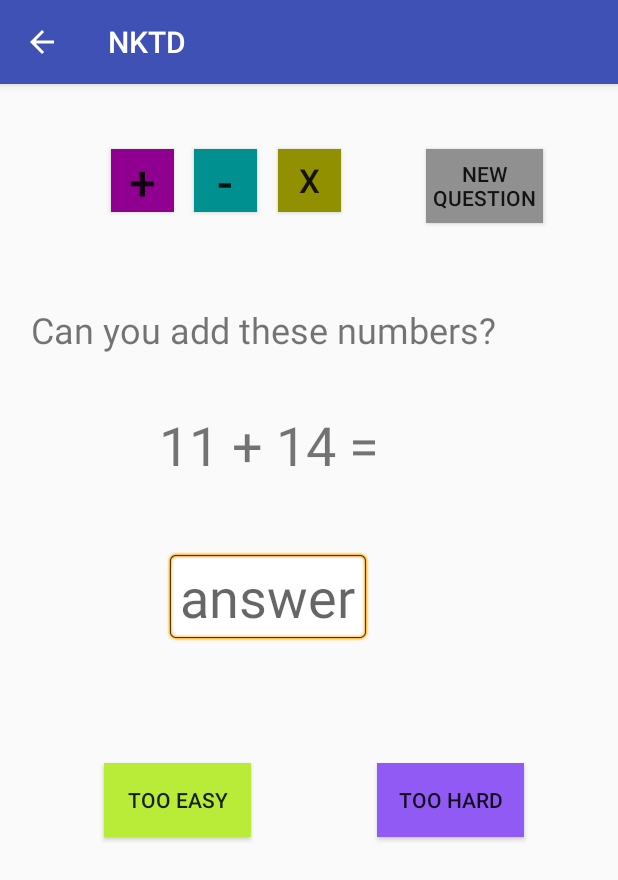
After one commit to katlilly/nktd, an Android app: the TeragramActivity screen opened directly, with no data from a screen before it, on a phone screen of 412 x 824 dp. The commit adds this screen. Shown: the top 880 px of the screen. Run offline under Robolectric (Android 15) with nearby library versions, the light colour scheme and no system bars.

Commit message:
successfully inserted teragram into app

```diff
--- a/app/src/main/AndroidManifest.xml
+++ b/app/src/main/AndroidManifest.xml
@@ -22,7 +22,7 @@
                 android:name="android.support.PARENT_ACTIVITY"
                 android:value=".MainActivity" />
         </activity>
-        <activity android:name=".Game2Activity"
+        <activity android:name=".TeragramActivity"
             android:parentActivityName=".MainActivity">
             <meta-data
                 android:name="android.support.PARENT_ACTIVITY"
--- a/app/src/main/java/com/example/nathan/nktd/MainActivity.java
+++ b/app/src/main/java/com/example/nathan/nktd/MainActivity.java
@@ -4,7 +4,6 @@ import android.content.Intent;
 import android.support.v7.app.AppCompatActivity;
 import android.os.Bundle;
 import android.view.View;
-import android.widget.EditText;
 
 public class MainActivity extends AppCompatActivity {
     public static final String EXTRA_MESSAGE = "com.example.nathan.nktd.MESSAGE";
@@ -21,7 +20,7 @@ public class MainActivity extends AppCompatActivity {
     }
 
     public void openG2(View view){
-        Intent intent = new Intent(this, Game2Activity.class);
+        Intent intent = new Intent(this, TeragramActivity.class);
         startActivity(intent);
     }
 
--- /dev/null
+++ b/app/src/main/java/com/example/nathan/nktd/TeragramActivity.java
@@ -0,0 +1,200 @@
+package com.example.nathan.nktd;
+
+import android.support.v7.app.AppCompatActivity;
+import android.os.Bundle;
+import android.media.MediaPlayer;
+import android.os.Bundle;
+import android.provider.MediaStore;
+//import android.support.design.widget.FloatingActionButton;
+//import android.support.design.widget.Snackbar;
+import android.support.v7.app.AppCompatActivity;
+import android.support.v7.widget.Toolbar;
+import android.text.Editable;
+import android.view.KeyEvent;
+import android.view.View;
+import android.view.Menu;
+import android.view.MenuItem;
+import android.widget.Button;
+import android.widget.EditText;
+import android.widget.TextView;
+
+import java.util.Random;
+
+
+public class TeragramActivity extends AppCompatActivity {
+
+    String[] commands = new String[]{"too easy", "too hard", "new question"};
+
+    TextView question;
+    EditText answer;
+    TextView response;
+    int level = 1;
+    int maxLevel = 20;
+    int correctCount = 0;
+    int wrongCount = 0;
+
+    // first question will be addition
+    String operation = "+";
+
+    // get random numbers for initial question
+    Random rand = new Random();
+    int operand1 = rand.nextInt(5 + level * 20);
+    int operand2 = rand.nextInt(5 + level * 20);
+
+
+     public void setOperands() {
+        operand1 = rand.nextInt(5 + level * 20);
+        operand2 = rand.nextInt(5 + level * 20);
+        if (operand2 > operand1) {
+            int temp = operand1;
+            operand1 = operand2;
+            operand2 = temp;
+        }
+    }
+
+    public void clearAnswer() {
+        answer = (EditText) findViewById(R.id.answer);
+        answer.setText("");
+    }
+
+    // use this method when user asks for a different question
+    public void newQuestion() {
+        question = (TextView) findViewById(R.id.question);
+        setOperands();
+        question.setText("" + operand1 + " " + operation + " " + operand2 + " =");
+        response.setText("can you answer this one?");
+    }
+
+    // use this method after a correct question
+    public void nextQuestion() {
+        question = (TextView) findViewById(R.id.question);
+        setOperands();
+        question.setText("" + operand1 + " " + operation + " " + operand2 + " =");
+        // don't remove "correct" message unless new question is explicitly asked for
+    }
+
+
+    @Override
+    protected void onCreate(Bundle savedInstanceState) {
+        super.onCreate(savedInstanceState);
+        setContentView(R.layout.activity_teragram);
+
+        final MediaPlayer correctSound = MediaPlayer.create(this, R.raw.correct);
+        final MediaPlayer tryagainSound = MediaPlayer.create(this, R.raw.tryagain);
+
+        // create references to the text elements and buttons
+        question = (TextView) findViewById(R.id.question);
+        answer = (EditText) findViewById(R.id.answer);
+        response = (TextView) findViewById(R.id.response);
+        //answer.setText(numyesSounds);
+        // set the first question
+        question.setText("" + operand1 + " " + operation + " " + operand2 + " =");
+
+        answer.setOnKeyListener(new View.OnKeyListener() {
+            @Override
+            public boolean onKey(View v, int keyCode, KeyEvent event) {
+                if ((event.getAction() == KeyEvent.ACTION_DOWN) &&
+                        (keyCode == KeyEvent.KEYCODE_ENTER)) {
+
+                    int correctAnswer = 0;
+                    if (operation == "+") correctAnswer = operand1 + operand2;
+                    else if (operation == "-") correctAnswer = operand1 - operand2;
+                    else if (operation == "*") correctAnswer = operand1 * operand2;
+
+                    try {
+                        int submittedAnswer = Integer.parseInt(answer.getText().toString());
+                        if (submittedAnswer == correctAnswer) {
+                            response.setText("correct!");
+                            correctSound.start();
+                            correctCount++;
+                            wrongCount = 0;
+                            if (correctCount == 10) {
+                                level++;
+                                correctCount = 0;
+                            }
+                            clearAnswer();
+                            nextQuestion();
+                        } else {
+                            response.setText("try again");
+                            tryagainSound.start();
+                            wrongCount++;
+                            correctCount = 0;
+                            if (wrongCount == 2) {
+                                level--;
+                                wrongCount = 0;
+                            }
+                            clearAnswer();
+                        }
+                    } catch (NumberFormatException e) {
+                        response.setText("try again");
+                        // shouldn't need to do anything here
+                        // do nothing in the case that there is no answer to submit
+                    }
+                    return true;
+                }
+                return false;
+            }
+        }); // end answer listener
+
+        Button newQuestion = (Button) findViewById(R.id.newQuestion);
+        newQuestion.setOnClickListener(new View.OnClickListener() {
+            @Override
+            public void onClick(View view) {
+                newQuestion();
+            }
+        });
+
+        Button tooEasy = (Button) findViewById(R.id.tooEasy);
+        tooEasy.setOnClickListener(new View.OnClickListener() {
+            @Override
+            public void onClick(View view) {
+                level++;
+                if (level > maxLevel) level = maxLevel;
+                newQuestion();
+                //operand1 = rand.nextInt(5 + level * 50);
+                //operand2 = rand.nextInt(5 + level * 50);
+                //question.setText("" + operand1 + " " + operation + " " + operand2 + " =");
+            }
+        });
+
+        Button tooHard = (Button) findViewById(R.id.tooHard);
+        tooHard.setOnClickListener(new View.OnClickListener() {
+            @Override
+            public void onClick(View view) {
+                level--;
+                if (level < 0) level = 0;
+                newQuestion();
+            }
+        });
+
+
+        Button plus = (Button) findViewById(R.id.plus);
+        plus.setOnClickListener(new View.OnClickListener() {
+            @Override
+            public void onClick(View view) {
+                operation = "+";
+                newQuestion();
+            }
+        });
+
+        Button minus = (Button) findViewById(R.id.minus);
+        minus.setOnClickListener(new View.OnClickListener() {
+            @Override
+            public void onClick(View view) {
+                operation = "-";
+                newQuestion();
+            }
+        });
+
+        Button times = (Button) findViewById(R.id.times);
+        times.setOnClickListener(new View.OnClickListener() {
+            @Override
+            public void onClick(View view) {
+                operation = "*";
+                newQuestion();
+            }
+        });
+
+
+    }
+}
--- /dev/null
+++ b/app/src/main/res/layout/activity_teragram.xml
@@ -0,0 +1,148 @@
+<?xml version="1.0" encoding="utf-8"?>
+<android.support.constraint.ConstraintLayout xmlns:android="http://schemas.android.com/apk/res/android"
+    xmlns:app="http://schemas.android.com/apk/res-auto"
+    xmlns:tools="http://schemas.android.com/tools"
+    android:layout_width="match_parent"
+    android:layout_height="match_parent"
+    tools:context=".TeragramActivity">
+
+    <!--<TextView-->
+        <!--android:id="@+id/textView"-->
+        <!--android:layout_width="wrap_content"-->
+        <!--android:layout_height="wrap_content"-->
+        <!--android:layout_marginEnd="16dp"-->
+        <!--android:layout_marginLeft="16dp"-->
+        <!--android:layout_marginRight="16dp"-->
+        <!--android:layout_marginStart="16dp"-->
+        <!--android:layout_marginTop="16dp"-->
+        <!--android:text="@string/button_topright"-->
+        <!--app:layout_constraintEnd_toEndOf="parent"-->
+        <!--app:layout_constraintStart_toStartOf="parent"-->
+        <!--app:layout_constraintTop_toTopOf="parent" />-->
+
+    <TextView
+        android:id="@+id/response"
+        android:layout_width="wrap_content"
+        android:layout_height="wrap_content"
+        android:text="Can you add these numbers?"
+        android:textSize="24dp"
+        app:layout_constraintBottom_toBottomOf="parent"
+        app:layout_constraintHorizontal_bias="0.2"
+        app:layout_constraintLeft_toLeftOf="parent"
+        app:layout_constraintRight_toRightOf="parent"
+        app:layout_constraintTop_toTopOf="parent"
+        app:layout_constraintVertical_bias="0.2" />
+
+    <TextView
+        android:id="@+id/question"
+        android:layout_width="wrap_content"
+        android:layout_height="wrap_content"
+        android:text="37 + 5 ="
+        android:textSize="36dp"
+        app:layout_constraintBottom_toBottomOf="parent"
+        app:layout_constraintHorizontal_bias="0.4"
+        app:layout_constraintLeft_toLeftOf="parent"
+        app:layout_constraintRight_toRightOf="parent"
+        app:layout_constraintTop_toTopOf="parent"
+        app:layout_constraintVertical_bias="0.3" />
+
+    <EditText
+        android:id="@+id/answer"
+        android:hint="answer"
+        android:inputType="number"
+        android:textSize="36dp"
+        android:layout_width="wrap_content"
+        android:layout_height="wrap_content"
+        android:background="@android:drawable/editbox_background"
+        app:layout_constraintBottom_toBottomOf="parent"
+        app:layout_constraintHorizontal_bias="0.4"
+        app:layout_constraintLeft_toLeftOf="parent"
+        app:layout_constraintRight_toRightOf="parent"
+        app:layout_constraintTop_toTopOf="parent"
+        app:layout_constraintVertical_bias="0.44"  />
+
+    <Button
+        android:id="@+id/newQuestion"
+        android:layout_width="78dp"
+        android:layout_height="49dp"
+        android:background="#909090"
+        android:text="new question"
+        app:layout_constraintBottom_toBottomOf="parent"
+        app:layout_constraintHorizontal_bias="0.85"
+        app:layout_constraintLeft_toLeftOf="parent"
+        app:layout_constraintRight_toRightOf="parent"
+        app:layout_constraintTop_toTopOf="parent"
+        app:layout_constraintVertical_bias="0.06" />
+
+    <Button
+        android:id="@+id/plus"
+        android:layout_width="42dp"
+        android:layout_height="42dp"
+        android:background="#900090"
+        android:text="+"
+        android:textSize="32dp"
+        app:layout_constraintBottom_toBottomOf="parent"
+        app:layout_constraintHorizontal_bias="0.2"
+        app:layout_constraintLeft_toLeftOf="parent"
+        app:layout_constraintRight_toRightOf="parent"
+        app:layout_constraintTop_toTopOf="parent"
+        app:layout_constraintVertical_bias="0.06" />
+
+    <Button
+        android:id="@+id/minus"
+        android:layout_width="42dp"
+        android:layout_height="42dp"
+        android:background="#009090"
+        android:text="-"
+        android:textSize="32dp"
+        app:layout_constraintBottom_toBottomOf="parent"
+        app:layout_constraintHorizontal_bias="0.35"
+        app:layout_constraintLeft_toLeftOf="parent"
+        app:layout_constraintRight_toRightOf="parent"
+        app:layout_constraintTop_toTopOf="parent"
+        app:layout_constraintVertical_bias="0.06" />
+
+    <Button
+        android:id="@+id/times"
+        android:layout_width="42dp"
+        android:layout_height="42dp"
+        android:background="#909000"
+        android:text="x"
+        android:textSize="22dp"
+        app:layout_constraintBottom_toBottomOf="parent"
+        app:layout_constraintHorizontal_bias="0.5"
+        app:layout_constraintLeft_toLeftOf="parent"
+        app:layout_constraintRight_toRightOf="parent"
+        app:layout_constraintTop_toTopOf="parent"
+        app:layout_constraintVertical_bias="0.06" />
+
+
+
+    <Button
+        android:id="@+id/tooEasy"
+        android:layout_width="98dp"
+        android:layout_height="49dp"
+        android:background="#b9ec39"
+        android:text="too easy"
+        app:layout_constraintBottom_toBottomOf="parent"
+        app:layout_constraintHorizontal_bias="0.22"
+        app:layout_constraintLeft_toLeftOf="parent"
+        app:layout_constraintRight_toRightOf="parent"
+        app:layout_constraintTop_toTopOf="parent"
+        app:layout_constraintVertical_bias="0.63" />
+
+    <Button
+        android:id="@+id/tooHard"
+        android:layout_width="98dp"
+        android:layout_height="49dp"
+        android:background="#925af5"
+        android:text="too hard"
+        app:layout_constraintBottom_toBottomOf="parent"
+        app:layout_constraintHorizontal_bias="0.8"
+        app:layout_constraintLeft_toLeftOf="parent"
+        app:layout_constraintRight_toRightOf="parent"
+        app:layout_constraintTop_toTopOf="parent"
+        app:layout_constraintVertical_bias="0.63" />
+
+
+</android.support.constraint.ConstraintLayout>
--- a/app/src/main/res/values/strings.xml
+++ b/app/src/main/res/values/strings.xml
@@ -1,7 +1,7 @@
 <resources>
     <string name="app_name">NKTD</string>
     <string name="button_topleft">Tetris</string>
-    <string name="button_topright">Game 2</string>
+    <string name="button_topright">Teragram</string>
     <string name="button_bottomleft">Game 3</string>
     <string name="button_bottomright">Game 4</string>
 </resources>
```
Also changed, not shown: app/src/main/java/com/example/nathan/nktd/Game2Activity.java (deleted, +0 -13 lines), app/src/main/res/layout/activity_game2.xml (deleted, +0 -22 lines), 2 other files.
